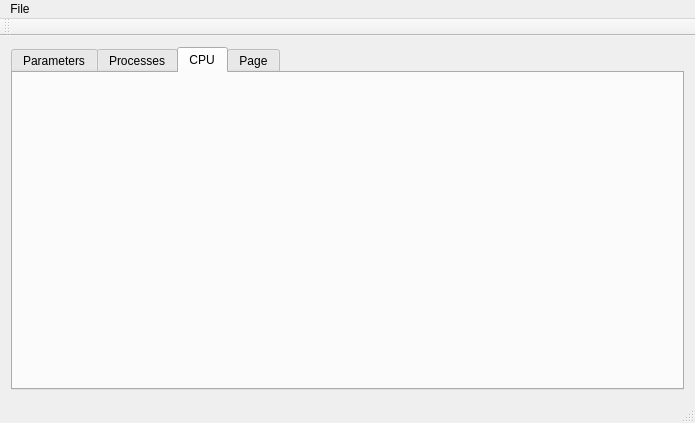
benapetr/KernelHacker, file KernelHacker/mainwindow.ui: the form before one commit.
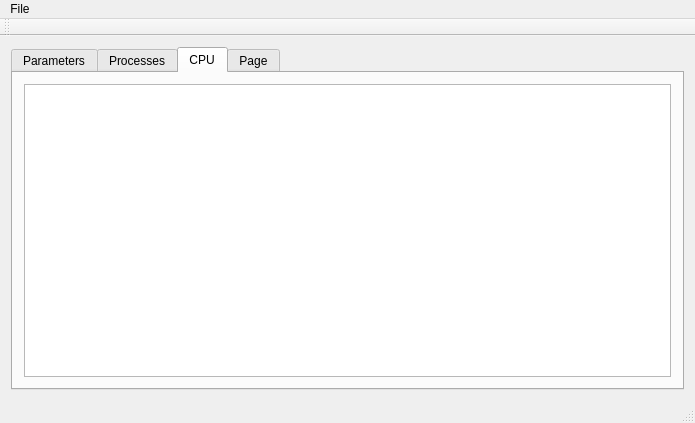
The form after the commit. The open tabs and pages were chosen to show the change.

What changed in the file:
```diff
--- a/KernelHacker/mainwindow.ui
+++ b/KernelHacker/mainwindow.ui
@@ -156,14 +156,8 @@
        </attribute>
        <layout class="QVBoxLayout" name="verticalLayout_3">
         <item>
-         <widget class="QLabel" name="label_13">
-          <property name="text">
-           <string/>
-          </property>
-          <property name="alignment">
-           <set>Qt::AlignLeading|Qt::AlignLeft|Qt::AlignTop</set>
-          </property>
-          <property name="wordWrap">
+         <widget class="QTextEdit" name="textEdit">
+          <property name="readOnly">
            <bool>true</bool>
           </property>
          </widget>
```
